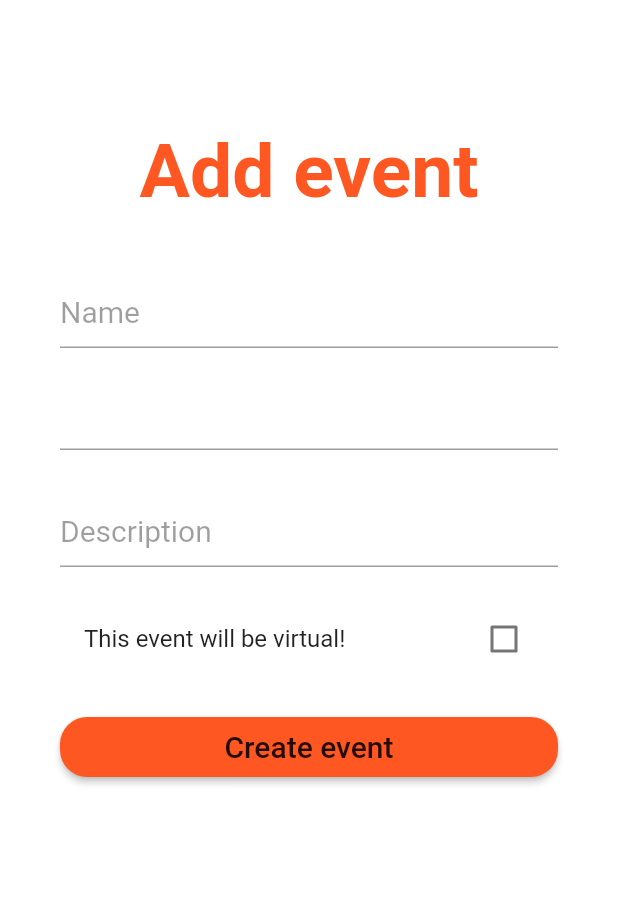
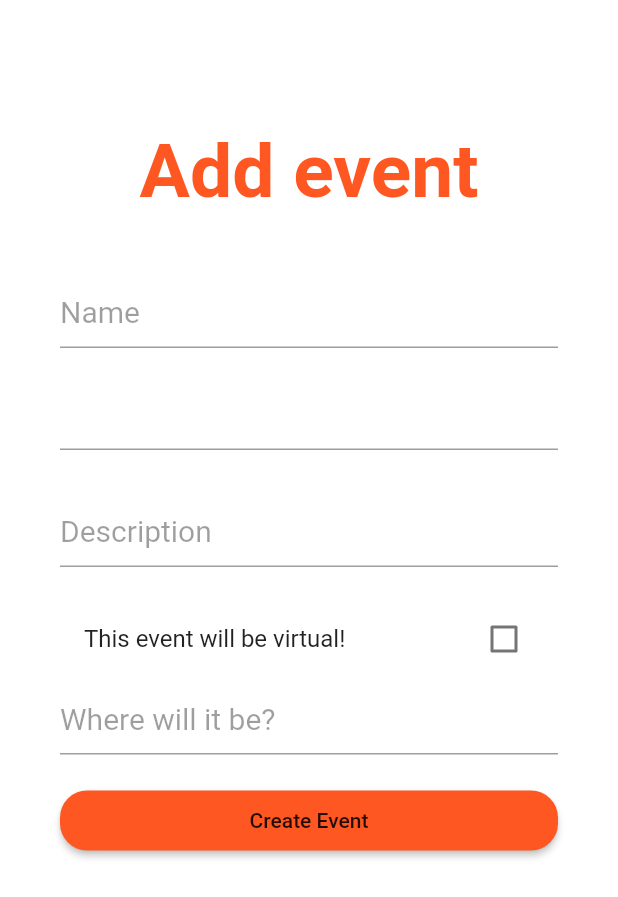
Before and after one commit to FEUP-ESOF-2020-21/open-cx-t7g1-last4, a Flutter app: the AddEventPage screen opened directly, on a phone screen of 412 x 824 dp. Shown: the top 897 px of the screen. Run offline on Flutter 3.47's test engine with Material 2 defaults, Android fonts, the phone set to English and light mode, and no system bars; drawn by our look-alikes of date_field; our stand-ins replace auto_size_text, firebase_auth, firebase_core; accounts and stored records are empty.

Commit message:
added location and button change

```diff
--- a/easy_share/lib/Screens/add_event.page.dart
+++ b/easy_share/lib/Screens/add_event.page.dart
@@ -9,15 +9,9 @@ class AddEventPage extends StatefulWidget {
 }
 
 class _AddEventState extends State<AddEventPage> {
-  bool _isHidden = true;
   DateTime selectedDate;
-  bool isVirtual = false;
-
-  void _toggleVisibility() {
-    setState(() {
-      _isHidden = !_isHidden;
-    });
-  }
+  bool _isVirtual = false;
+  Text buttonText = Text("Create Event");
 
   @override
   Widget build(BuildContext context) {
@@ -82,34 +76,26 @@ class _AddEventState extends State<AddEventPage> {
     );
   }
 
-  // Widget buildLocationInputField() {
-  //   return new Container(
-  //     child: new Row(
-  //       children: <Widget>[
-  //         new Checkbox(
-  //             value: isVirtual,
-  //             onChanged: (bool newValue) {
-  //               setState(() {
-  //                 isVirtual = newValue;
-  //               });
-  //             }),
-  //         new TextField(
-  //           decoration: InputDecoration(
-  //               border: InputBorder.none, hintText: 'Enter a search term'),
-  //         ),
-  //       ],
-  //     ),
-  //   );
-  // }
+  Widget buildLocationInputField() {
+    return Wrap(
+      alignment: WrapAlignment.spaceEvenly,
+      spacing: 1,
+      runSpacing: 1,
+      children: [
+        buildLocationVirtualCheckbox(),
+        buildTextField("Where will it be?"),
+      ],
+    );
+  }
 
-  Widget buildLocationInputField() {
+  Widget buildLocationVirtualCheckbox() {
     return CheckboxListTile(
       title: Text("This event will be virtual!"),
-      value: isVirtual,
+      value: _isVirtual,
       onChanged: (val) {
         setState(
           () {
-            isVirtual = val;
+            _isVirtual = val;
           },
         );
       },
@@ -133,6 +119,7 @@ class _AddEventState extends State<AddEventPage> {
   Widget buildButtonContainer() {
     return GestureDetector(
       onTap: () {
+        showAlert();
         Navigator.of(context)
             .push(MaterialPageRoute<Null>(builder: (BuildContext context) {
           return new LoginPage();
@@ -142,18 +129,41 @@ class _AddEventState extends State<AddEventPage> {
         minWidth: 100,
         height: 40,
         child: RaisedButton(
-          shape: RoundedRectangleBorder(
-            borderRadius: BorderRadius.circular(18.0),
-          ),
-          onPressed: () {},
-          child: Text(
-            "Create event",
-            style: TextStyle(
-              fontSize: 20,
+            shape: RoundedRectangleBorder(
+              borderRadius: BorderRadius.circular(18.0),
             ),
-          ),
-        ),
+            onPressed: () {
+              setState(() {
+                buttonText = Text("Your event was added!");
+              });
+            },
+            child: buttonText),
       ),
     );
   }
 }
+
+//mostra um alerta com a mensagem do erro ocorrido
+Widget showAlert() {
+  return Container(
+    color: Colors.amberAccent,
+    width: double.infinity,
+    padding: EdgeInsets.all(8.0),
+    child: Row(
+      children: <Widget>[
+        Padding(
+          padding: const EdgeInsets.only(right: 8.0),
+          child: Icon(Icons.error_outline),
+        ),
+        Expanded(child: Text("Your event was added!")),
+        Padding(
+          padding: const EdgeInsets.only(left: 8.0),
+          child: IconButton(
+            icon: Icon(Icons.close),
+            onPressed: () {},
+          ),
+        ),
+      ],
+    ),
+  );
+}
```
Also changed, not shown: easy_share/lib/main.dart (+11 -11 lines).
